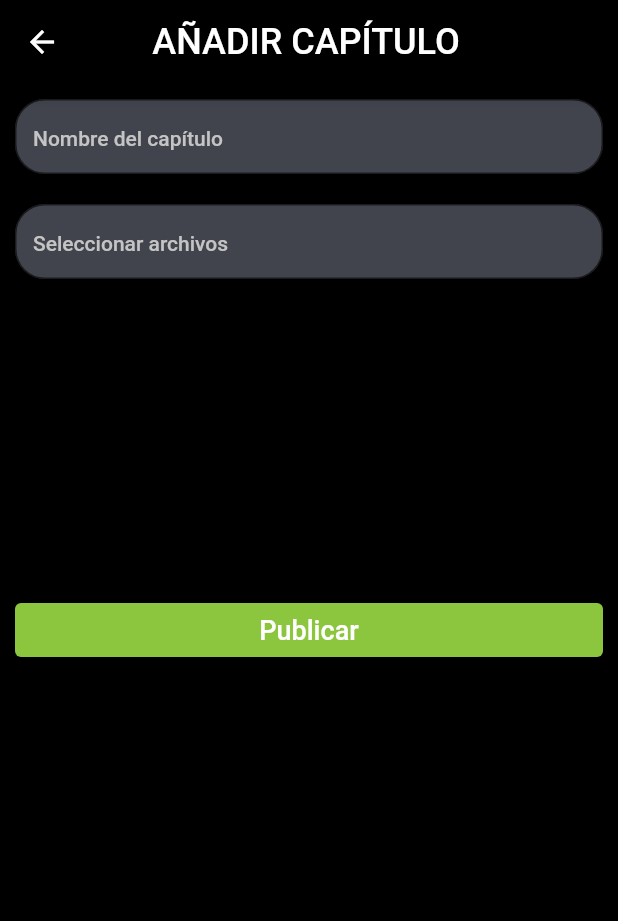
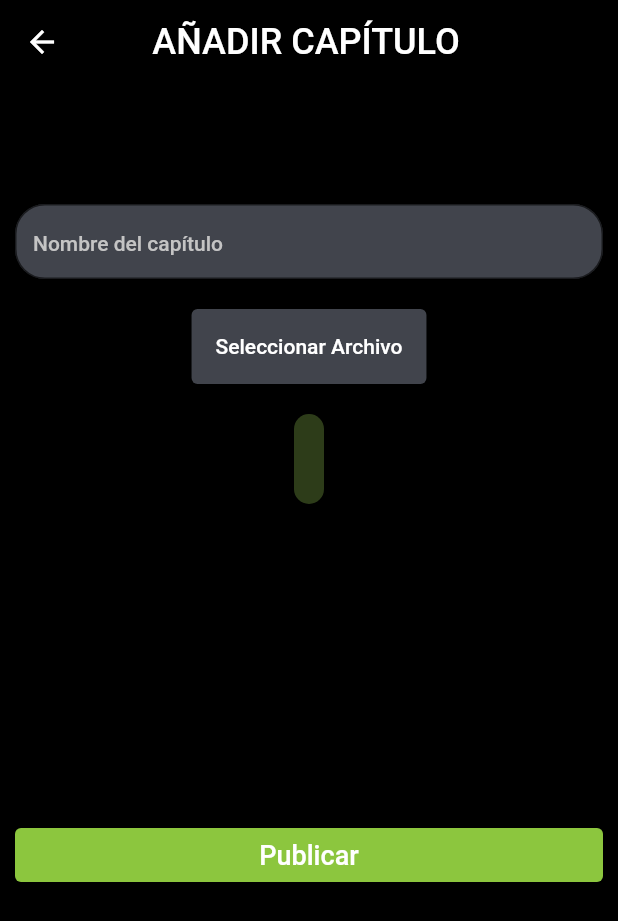
Before and after one commit to Rick429/blook-app, a Flutter app: the ChapterNewScreen screen opened by its route, on a phone screen of 412 x 824 dp. Shown: the top 921 px of the screen. Run offline on Flutter 3.47's test engine with Material 2 defaults, Android fonts, the phone set to English and light mode, and no system bars; our stand-ins replace bloc, equatable, file_picker, flutter_bloc, flutter_svg, google_fonts and 3 more; accounts and stored records are empty; network calls fail; Roboto replaces fonts that are missing (Mohave); project files that could hold a hidden picture were left out.

Commit message:
new chapter

```diff
--- a/blook_app_flutter/lib/blocs/book_new_bloc/book_new_bloc.dart
+++ b/blook_app_flutter/lib/blocs/book_new_bloc/book_new_bloc.dart
@@ -13,10 +13,10 @@ class BookNewBloc extends Bloc<BookNewEvent, BookNewState> {
   final BookRepository bookRepository;
 
   BookNewBloc(this.bookRepository) : super(BookNewInitial()) {
-    on<CreateBookEvent>(_onSelectImage);
+    on<CreateBookEvent>(_createNewBook);
   }
 
-  void _onSelectImage(CreateBookEvent event, Emitter<BookNewState> emit) async {
+  void _createNewBook(CreateBookEvent event, Emitter<BookNewState> emit) async {
     try {
       final book = await bookRepository.createBook(
           event.createBookDto, event.source.toString());
--- /dev/null
+++ b/blook_app_flutter/lib/blocs/chapter_new_bloc/chapter_new_bloc.dart
@@ -0,0 +1,27 @@
+import 'package:bloc/bloc.dart';
+import 'package:blook_app_flutter/models/chapter_dto.dart';
+import 'package:blook_app_flutter/models/create_chapter_dto.dart';
+import 'package:blook_app_flutter/repository/chapter_repository/chapter_repository.dart';
+import 'package:equatable/equatable.dart';
+
+part 'chapter_new_event.dart';
+part 'chapter_new_state.dart';
+
+class ChapterNewBloc extends Bloc<ChapterNewEvent, ChapterNewState> {
+  final ChapterRepository chapterRepository;
+
+  ChapterNewBloc(this.chapterRepository) : super(ChapterNewInitial()) {
+    on<CreateChapterEvent>(_createNewChapter);
+  }
+
+  void _createNewChapter(CreateChapterEvent event, Emitter<ChapterNewState> emit) async {
+    try {
+      final chapter = await chapterRepository.createChapter(
+          event.createChapterDto, event.source, event.idbook);
+
+      emit(CreateChapterSuccessState(event.source, chapter));
+    } catch (e) {
+      emit(const CreateChapterErrorState('Error in image selection'));
+    }
+  }
+}
--- /dev/null
+++ b/blook_app_flutter/lib/blocs/chapter_new_bloc/chapter_new_event.dart
@@ -0,0 +1,19 @@
+part of 'chapter_new_bloc.dart';
+
+abstract class ChapterNewEvent extends Equatable {
+  const ChapterNewEvent();
+
+  @override
+  List<Object> get props => [];
+}
+
+class CreateChapterEvent extends ChapterNewEvent {
+  final String source;
+  final CreateChapterDto createChapterDto;
+  final String idbook;
+
+  const CreateChapterEvent(this.source, this.createChapterDto, this.idbook);
+
+  @override
+  List<Object> get props => [source, createChapterDto, idbook];
+}
--- /dev/null
+++ b/blook_app_flutter/lib/blocs/chapter_new_bloc/chapter_new_state.dart
@@ -0,0 +1,29 @@
+part of 'chapter_new_bloc.dart';
+
+abstract class ChapterNewState extends Equatable {
+  const ChapterNewState();
+
+  @override
+  List<Object> get props => [];
+}
+
+class ChapterNewInitial extends ChapterNewState {}
+
+class CreateChapterSuccessState extends ChapterNewState {
+  final String pickedFile;
+  final Chapter chapter;
+
+  const CreateChapterSuccessState(this.pickedFile, this.chapter);
+
+  @override
+  List<Object> get props => [pickedFile, chapter];
+}
+
+class CreateChapterErrorState extends ChapterNewState {
+  final String message;
+
+  const CreateChapterErrorState(this.message);
+
+  @override
+  List<Object> get props => [message];
+}
--- a/blook_app_flutter/lib/constants.dart
+++ b/blook_app_flutter/lib/constants.dart
@@ -3,4 +3,5 @@ class Constant {
   static String baseurlapi = "https://api-blook.herokuapp.com/";
   static String token = "token";
   static String avatar = "avatar";
+  static String file = "file";
 }
--- /dev/null
+++ b/blook_app_flutter/lib/models/create_chapter_dto.dart
@@ -0,0 +1,16 @@
+class CreateChapterDto {
+  CreateChapterDto({
+    required this.name
+  });
+  late final String name;
+
+  CreateChapterDto.fromJson(Map<String, dynamic> json){
+    name = json['name'];
+  }
+
+  Map<String, dynamic> toJson() {
+    final _data = <String, dynamic>{};
+    _data['name'] = name;
+    return _data;
+  }
+}
--- /dev/null
+++ b/blook_app_flutter/lib/repository/chapter_repository/chapter_repository.dart
@@ -0,0 +1,8 @@
+import 'package:blook_app_flutter/models/chapter_dto.dart';
+import 'package:blook_app_flutter/models/create_chapter_dto.dart';
+
+abstract class ChapterRepository {
+
+  Future<Chapter> createChapter(CreateChapterDto createChapterDto, String filename, String idbook);
+
+}
--- a/blook_app_flutter/lib/ui/book_new_screen.dart
+++ b/blook_app_flutter/lib/ui/book_new_screen.dart
@@ -39,6 +39,7 @@ class _BookNewScreenState extends State<BookNewScreen> {
   late List<Genre> lista;
   late GenresBloc _genresbloc;
   late List<Object?> _selectedgenres;
+
   set _imageFile(XFile? value) {
     _imageFileList = value == null ? null : <XFile>[value];
   }
@@ -49,11 +50,9 @@ class _BookNewScreenState extends State<BookNewScreen> {
     genreRepository = GenreRepositoryImpl();
     PreferenceUtils.init();
     _genresbloc = GenresBloc(genreRepository)..add(FetchAllGenres());
-
     super.initState();
   }
 
-  @override
   @override
   Widget build(BuildContext context) {
     return MultiBlocProvider(
@@ -98,6 +97,7 @@ class _BookNewScreenState extends State<BookNewScreen> {
             },
             builder: (context, state) {
               if (state is CreateBookSuccessState) {
+                PreferenceUtils.setString("idbook", state.book.id);
                 return buildForm(context, state);
               }
               return buildForm(context, state);
--- a/blook_app_flutter/lib/ui/chapter_new_screen.dart
+++ b/blook_app_flutter/lib/ui/chapter_new_screen.dart
@@ -1,5 +1,18 @@
+import 'package:blook_app_flutter/blocs/chapter_new_bloc/chapter_new_bloc.dart';
+import 'package:blook_app_flutter/constants.dart';
+import 'package:blook_app_flutter/models/create_chapter_dto.dart';
+import 'package:blook_app_flutter/repository/chapter_repository/chapter_repository.dart';
+import 'package:blook_app_flutter/repository/chapter_repository/chapter_repository_impl.dart';
+import 'package:blook_app_flutter/ui/menu_screen.dart';
+import 'package:blook_app_flutter/utils/preferences.dart';
 import 'package:blook_app_flutter/utils/styles.dart';
+import 'package:file_picker/file_picker.dart';
 import 'package:flutter/material.dart';
+import 'package:flutter_bloc/flutter_bloc.dart';
+import 'package:image_picker/image_picker.dart';
+
+typedef OnPickImageCallback = void Function(
+    double? maxWidth, double? maxHeight, int? quality);
 
 class ChapterNewScreen extends StatefulWidget {
   const ChapterNewScreen({Key? key}) : super(key: key);
@@ -9,13 +22,28 @@ class ChapterNewScreen extends StatefulWidget {
 }
 
 class _ChapterNewScreenState extends State<ChapterNewScreen> {
+  List<XFile>? _imageFileList;
   final _formKey = GlobalKey<FormState>();
   TextEditingController nameController = TextEditingController();
-  TextEditingController fileController = TextEditingController();
+  late ChapterRepository chapterRepository;
+
+  set _imageFile(XFile? value) {
+    _imageFileList = value == null ? null : <XFile>[value];
+  }
+
+  @override
+  void initState() {
+    chapterRepository = ChapterRepositoryImpl();
+    super.initState();
+  }
 
   @override
   Widget build(BuildContext context) {
-    return Scaffold(
+    return BlocProvider(
+        create: (context) {
+          return ChapterNewBloc(chapterRepository);
+        },
+        child: Scaffold(
             appBar: AppBar(
               backgroundColor: Colors.black,
               iconTheme: const IconThemeData(color: Colors.white),
@@ -31,11 +59,55 @@ class _ChapterNewScreenState extends State<ChapterNewScreen> {
               ),
             ),
             backgroundColor: BlookStyle.blackColor,
-      body: SingleChildScrollView(
-        scrollDirection: Axis.vertical,
-        child: SizedBox(
+            body: RefreshIndicator(
+                onRefresh: () async {},
+                child: SingleChildScrollView(child: _createBody(context)))));
+  }
+
+  Widget _createBody(BuildContext context) {
+    return SizedBox(
+      child: Padding(
+        padding: const EdgeInsets.only(top: 70.0),
+        child: Column(children: [
+          BlocConsumer<ChapterNewBloc, ChapterNewState>(
+              listenWhen: (context, state) {
+            return state is CreateChapterSuccessState ||
+                state is CreateChapterErrorState;
+          }, listener: (context, state) {
+            if (state is CreateChapterSuccessState) {
+              PreferenceUtils.setString(Constant.file, state.pickedFile);
+              Navigator.push(
+                context,
+                MaterialPageRoute(builder: (context) => const MenuScreen()),
+              );
+            } else if (state is CreateChapterErrorState) {
+              _showSnackbar(context, state.toString());
+            }
+          }, buildWhen: (context, state) {
+            return state is ChapterNewInitial;
+          }, builder: (ctx, state) {
+            if (state is ChapterNewInitial) {
+              return buildF(ctx);
+            } else {
+              return buildF(ctx);
+            }
+          }),
+        ]),
+      ),
+    );
+  }
+
+  void _showSnackbar(BuildContext context, String message) {
+    final snackBar = SnackBar(
+      content: Text(message),
+    );
+    ScaffoldMessenger.of(context).showSnackBar(snackBar);
+  }
+
+  Widget buildF(BuildContext context) {
+    return SizedBox(
       height: MediaQuery.of(context).size.height,
-          child: ListView(children: [
+      child: Column(children: [
         Form(
           key: _formKey,
           child: Column(
@@ -69,26 +141,41 @@ class _ChapterNewScreenState extends State<ChapterNewScreen> {
               Container(
                 height: 50,
                 margin: const EdgeInsets.all(10),
-                    child: TextFormField(
+                child: ElevatedButton(
+                  style: ElevatedButton.styleFrom(
+                    primary: BlookStyle.greyBoxColor,
+                    elevation: 15.0,
+                  ),
+                  onPressed: () async {
+                    final FilePicker _picker = FilePicker.platform;
+                    final FilePickerResult? pickedFile =
+                        await _picker.pickFiles(
+                      type: FileType.custom,
+                      allowedExtensions: ['jpg', 'pdf', 'doc'],
+                    );
+                    setState(() {
+                       PreferenceUtils.setString(
+                        'image', pickedFile!.files[0].path ?? "");
+                    });
+                  },
+                  child: Text(
+                    "Seleccionar Archivo",
                     style: BlookStyle.textCustom(
                         BlookStyle.whiteColor, BlookStyle.textSizeTwo),
-                      controller: fileController,
-                      textAlignVertical: TextAlignVertical.bottom,
-                      decoration: InputDecoration(
-                        filled: true,
-                        fillColor: BlookStyle.greyBoxColor,
-                        border: OutlineInputBorder(
-                          borderRadius: BorderRadius.circular(20.0),
                   ),
-                        hintStyle: BlookStyle.textCustom(
-                            BlookStyle.formColor, BlookStyle.textSizeTwo),
-                        hintText: 'Seleccionar archivos',
                 ),
-                      onSaved: (String? value) {},
-                      validator: (String? value) {
-                        return (value == null) ? 'Seleccione un archivo' : null;
-                      },
               ),
+              Container(
+                padding: const EdgeInsets.all(10),
+                height: 60,
+                margin: const EdgeInsets.all(10),
+                decoration: BoxDecoration(
+                  color: BlookStyle.secondaryColor.withOpacity(0.4),
+                  borderRadius: BorderRadius.circular(20)
+                ),
+                child: Text(PreferenceUtils.getString(
+                          'image',)!, style: BlookStyle.textCustom(
+                          BlookStyle.whiteColor, BlookStyle.textSizeTwo),),
               ),
               Container(
                 width: MediaQuery.of(context).size.width,
@@ -99,18 +186,26 @@ class _ChapterNewScreenState extends State<ChapterNewScreen> {
                       elevation: 15.0,
                     ),
                     onPressed: () {
+                      if (_formKey.currentState!.validate()) {
+                        final createChapterDto =
+                            CreateChapterDto(name: nameController.text);
+
+                        BlocProvider.of<ChapterNewBloc>(context).add(
+                            CreateChapterEvent(
+                                PreferenceUtils.getString("image")!,
+                                createChapterDto,
+                                PreferenceUtils.getString("idbook")!));
                         Navigator.pushNamed(context, '/');
+                      }
                     },
                     child: Text("Publicar",
-                            style: BlookStyle.textCustom(BlookStyle.whiteColor,
-                                BlookStyle.textSizeThree))),
+                        style: BlookStyle.textCustom(
+                            BlookStyle.whiteColor, BlookStyle.textSizeThree))),
               )
             ],
           ),
         ),
       ]),
-        ),
-      ),
     );
   }
 }
--- a/blook_app_flutter/pubspec.yaml
+++ b/blook_app_flutter/pubspec.yaml
@@ -48,7 +48,7 @@ dependencies:
   cached_network_image: ^3.2.0
   image_picker: ^0.8.4+9
   mime: ^1.0.1
-  file_picker: ^4.5.0
+  file_picker: ^4.5.1
   multi_select_flutter: ^4.1.2
 
 
```
Also changed, not shown: blook_app_flutter/lib/repository/chapter_repository/chapter_repository_impl.dart (added, +41 -0 lines). Lines whose indentation alone changed are shown as unchanged.
